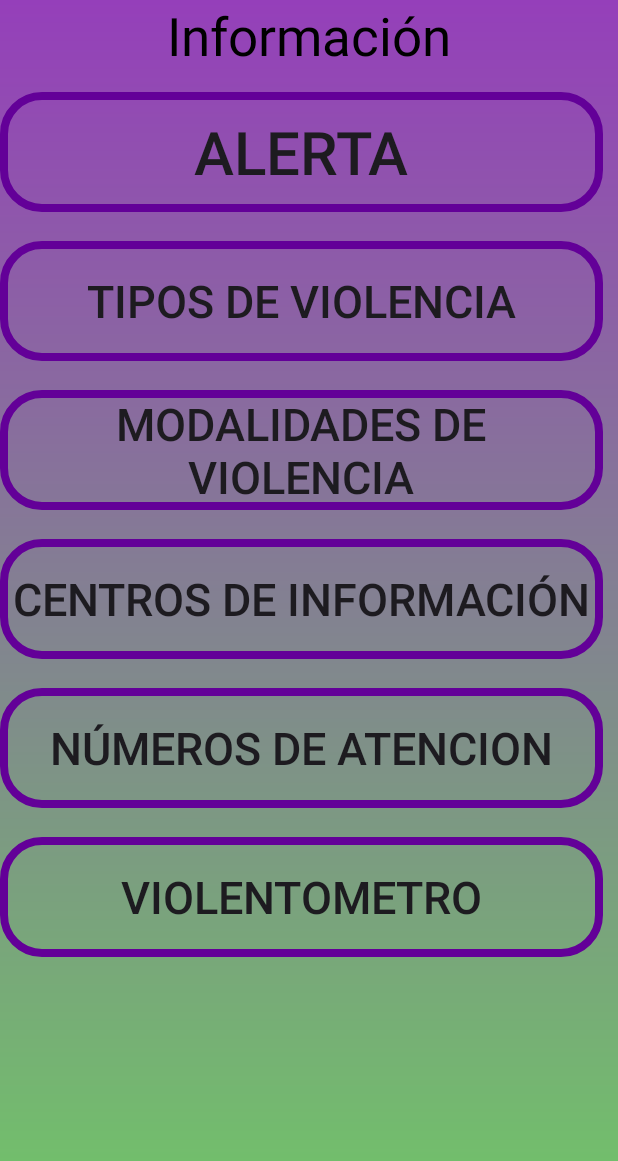
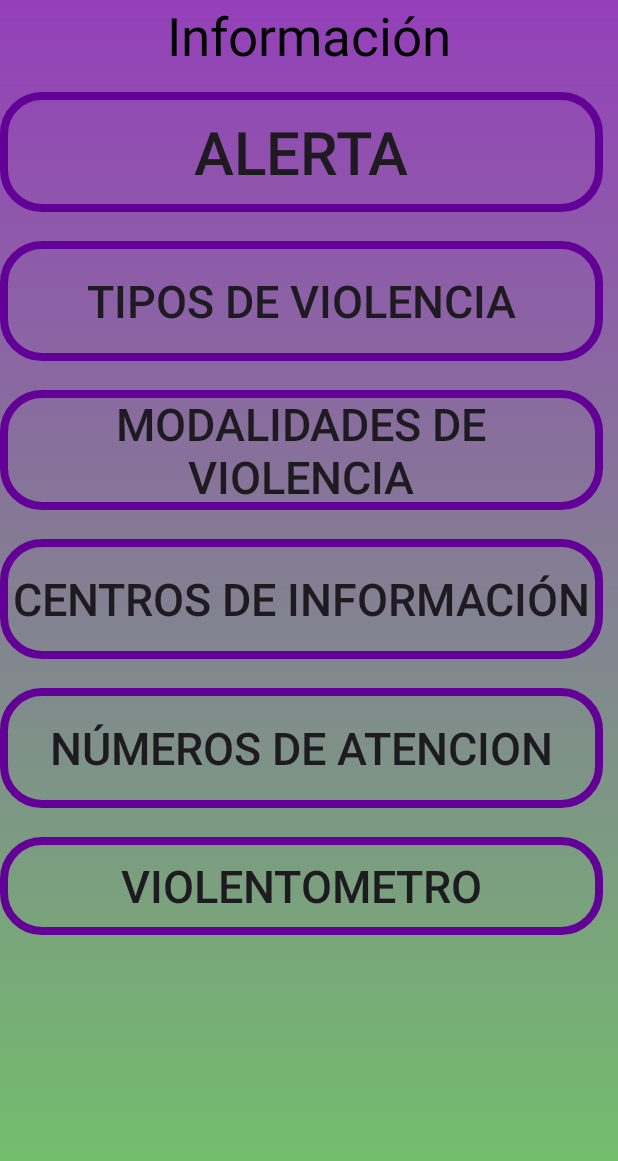
Before and after one commit to hassansabag81/AppProyectoFinal, an Android app: the fragment InformacionFragment shown on its own in the app's theme, on a phone screen of 412 x 824 dp. Shown: the top 1161 px of the screen. Run offline under Robolectric (Android 15) with nearby library versions, the phone set to English and light mode, and no system bars; Roboto replaces fonts that are not available here.

Commit message:
Informacion

```diff
--- a/app/src/main/res/layout/fragment_informacion.xml
+++ b/app/src/main/res/layout/fragment_informacion.xml
@@ -94,7 +94,7 @@
     <androidx.appcompat.widget.AppCompatButton
         android:id="@+id/violentometroButton"
         android:layout_width="match_parent"
-        android:layout_height="80dp"
+        android:layout_height="65dp"
         android:layout_marginRight="10dp"
         android:background="@drawable/botones"
         android:onClick="cargarImagen"
```
